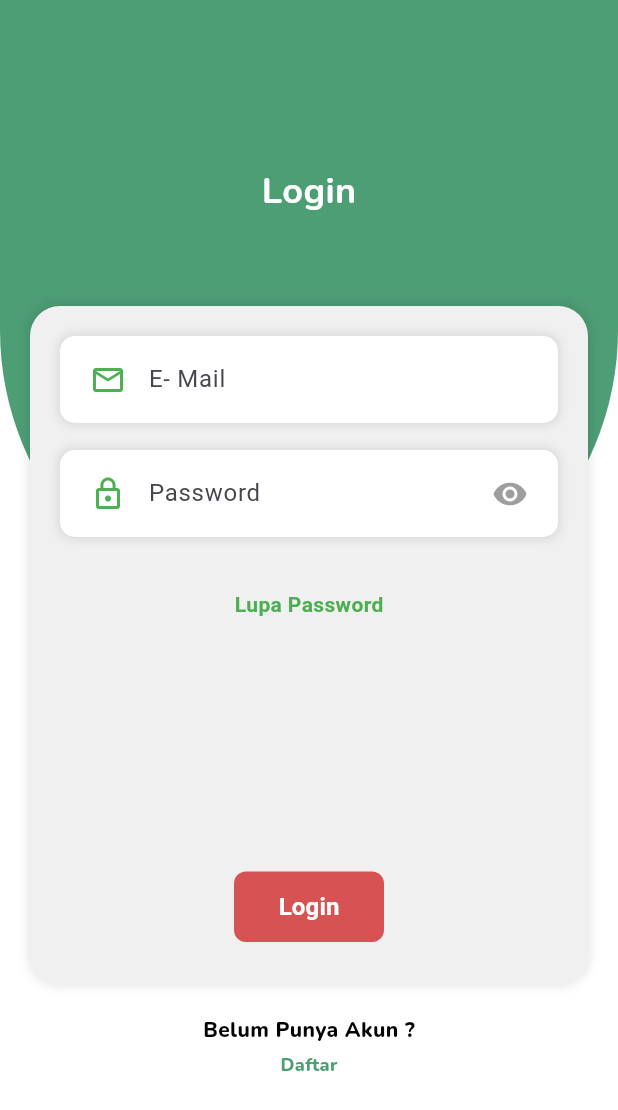
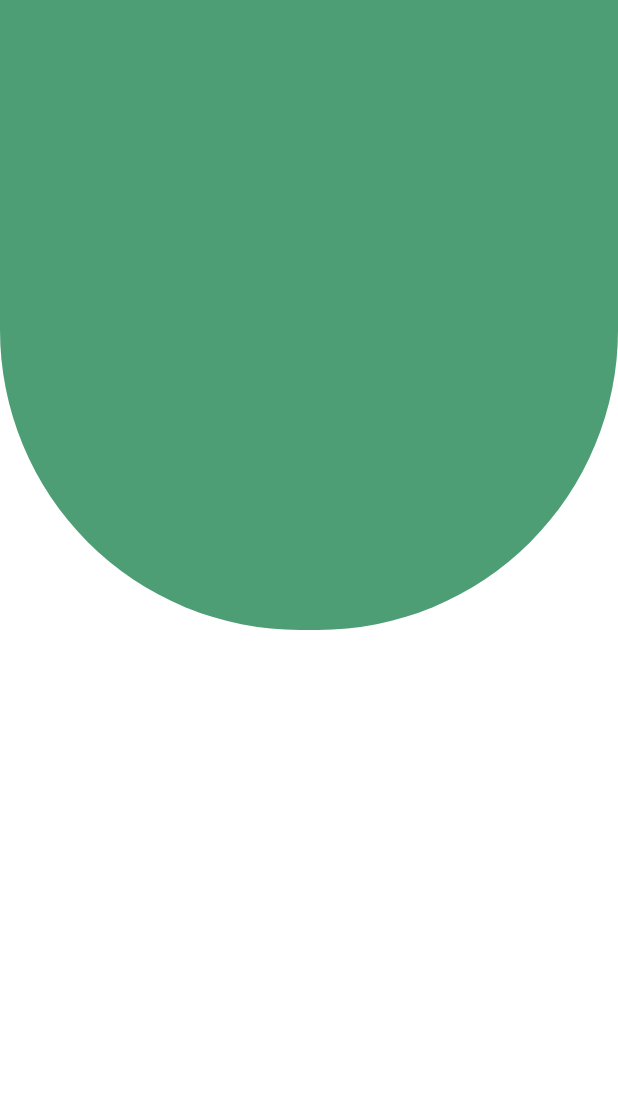
Before and after one commit to SIPalingMumet/Mejakita_ProjectFINAL, a Flutter app: the screen it shows after launch, after a tap on "Lupa Password", on a phone screen of 412 x 824 dp. Shown: the top 1110 px of the screen. Run offline on Flutter 3.47's test engine with Material 3 defaults, Android fonts, the light colour scheme and no system bars; our stand-ins replace google_fonts; network calls fail.

Commit message:
Meanmbahkan forgot

```diff
--- a/lib/Pages/Login.dart
+++ b/lib/Pages/Login.dart
@@ -63,7 +63,10 @@ class _LoginState extends State<Login> {
                       buildTextField(Icons.lock_outline, "Password", true),
                       const SizedBox(height: 35),
                       GestureDetector(
-                        onTap: () {},
+                        onTap: () {
+                           Navigator.of(context)
+                              .pushReplacementNamed('/Forgot');
+                        },
                         child: const Text(
                           "Lupa Password",
                           style: TextStyle(
--- /dev/null
+++ b/lib/Pages/forgot.dart
@@ -0,0 +1,32 @@
+import 'package:flutter/material.dart';
+class Forgot extends StatefulWidget {
+  const Forgot({super.key});
+
+  @override
+  State<Forgot> createState() => _ForgotState();
+}
+
+class _ForgotState extends State<Forgot> {
+  @override
+  Widget build(BuildContext context) {
+    return Scaffold(
+      backgroundColor: Colors.white,
+      body: SingleChildScrollView(
+        child: Stack(
+          children: [
+            Container(
+              height: 420,
+              decoration: const BoxDecoration(
+                color: Color(0xFF4d9d75),
+                borderRadius: BorderRadius.only(
+                  bottomLeft: Radius.circular(200),
+                  bottomRight: Radius.circular(200),
+                ),
+              ),
+            ),
+          ]
+        ),
+      ),
+    );
+  }
+}
--- a/lib/main.dart
+++ b/lib/main.dart
@@ -5,6 +5,7 @@ import 'package:static_mejakita/Pages/Profile.dart';
 import 'package:static_mejakita/Pages/Signup.dart';
 import 'package:static_mejakita/Pages/diskusipr.dart';
 import 'package:static_mejakita/MaybeUnUssed/pertanyaan1.dart';
+import 'package:static_mejakita/Pages/forgot.dart';
 
 void main() {
   runApp(const MyApp());
@@ -24,6 +25,8 @@ class MyApp extends StatelessWidget {
         '/pertanyaan': (context) => const Pertanyaan1(),
         '/login': (context) => const Login(),
         '/Signup': (context) => const Sign(),
+        '/Forgot': (context) => const Forgot(),
+
       },
     );
   }
```
